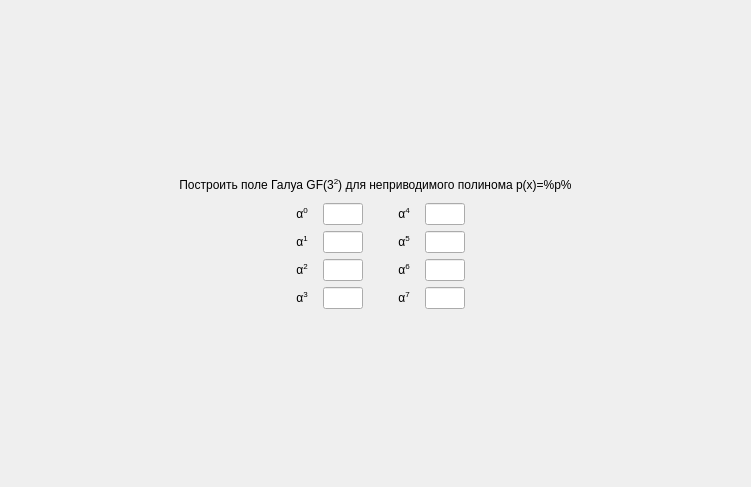
The window that task/screentask11.ui (bukhmastov/gf) describes before a commit, drawn with Qt 5.
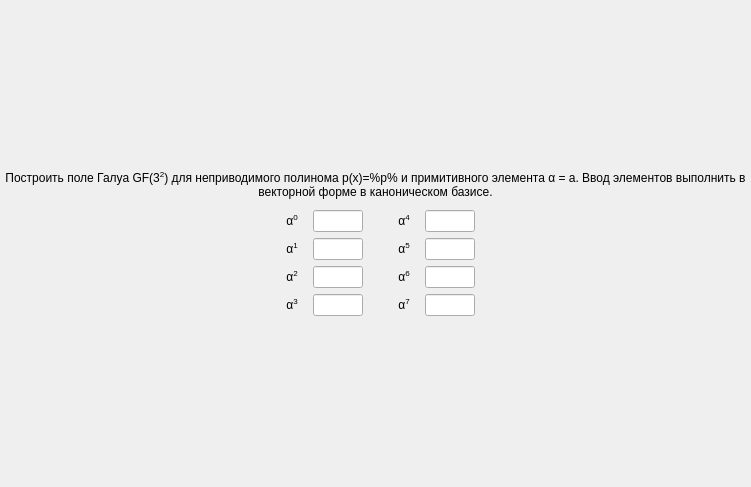
The same window after the commit.

```diff
--- a/task/screentask11.ui
+++ b/task/screentask11.ui
@@ -47,7 +47,7 @@
         <string notr="true">font: 75 16pt &quot;MS Shell Dlg 2&quot;;</string>
        </property>
        <property name="text">
-        <string>Построить поле Галуа GF(3&lt;sup&gt;2&lt;/sup&gt;) для неприводимого полинома p(x)=%p%</string>
+        <string>Построить поле Галуа GF(3&lt;sup&gt;2&lt;/sup&gt;) для неприводимого полинома p(x)=%p% и примитивного элемента α = a. Ввод элементов выполнить в векторной форме в каноническом базисе.</string>
        </property>
        <property name="alignment">
         <set>Qt::AlignCenter</set>
@@ -85,13 +85,13 @@
          </property>
          <property name="minimumSize">
           <size>
-           <width>40</width>
+           <width>50</width>
            <height>0</height>
           </size>
          </property>
          <property name="maximumSize">
           <size>
-           <width>40</width>
+           <width>50</width>
            <height>16777215</height>
           </size>
          </property>
@@ -113,13 +113,13 @@
          </property>
          <property name="minimumSize">
           <size>
-           <width>40</width>
+           <width>50</width>
            <height>0</height>
           </size>
          </property>
          <property name="maximumSize">
           <size>
-           <width>40</width>
+           <width>50</width>
            <height>16777215</height>
           </size>
          </property>
@@ -141,13 +141,13 @@
          </property>
          <property name="minimumSize">
           <size>
-           <width>40</width>
+           <width>50</width>
            <height>0</height>
           </size>
          </property>
          <property name="maximumSize">
           <size>
-           <width>40</width>
+           <width>50</width>
            <height>16777215</height>
           </size>
          </property>
@@ -169,13 +169,13 @@
          </property>
          <property name="minimumSize">
           <size>
-           <width>40</width>
+           <width>50</width>
            <height>0</height>
           </size>
          </property>
          <property name="maximumSize">
           <size>
-           <width>40</width>
+           <width>50</width>
            <height>16777215</height>
           </size>
          </property>
@@ -447,13 +447,13 @@
          </property>
          <property name="minimumSize">
           <size>
-           <width>40</width>
+           <width>50</width>
            <height>0</height>
           </size>
          </property>
          <property name="maximumSize">
           <size>
-           <width>40</width>
+           <width>50</width>
            <height>16777215</height>
           </size>
          </property>
@@ -475,13 +475,13 @@
          </property>
          <property name="minimumSize">
           <size>
-           <width>40</width>
+           <width>50</width>
            <height>0</height>
           </size>
          </property>
          <property name="maximumSize">
           <size>
-           <width>40</width>
+           <width>50</width>
            <height>16777215</height>
           </size>
          </property>
@@ -529,13 +529,13 @@
          </property>
          <property name="minimumSize">
           <size>
-           <width>40</width>
+           <width>50</width>
            <height>0</height>
           </size>
          </property>
          <property name="maximumSize">
           <size>
-           <width>40</width>
+           <width>50</width>
            <height>16777215</height>
           </size>
          </property>
@@ -557,13 +557,13 @@
          </property>
          <property name="minimumSize">
           <size>
-           <width>40</width>
+           <width>50</width>
            <height>0</height>
           </size>
          </property>
          <property name="maximumSize">
           <size>
-           <width>40</width>
+           <width>50</width>
            <height>16777215</height>
           </size>
          </property>
```
